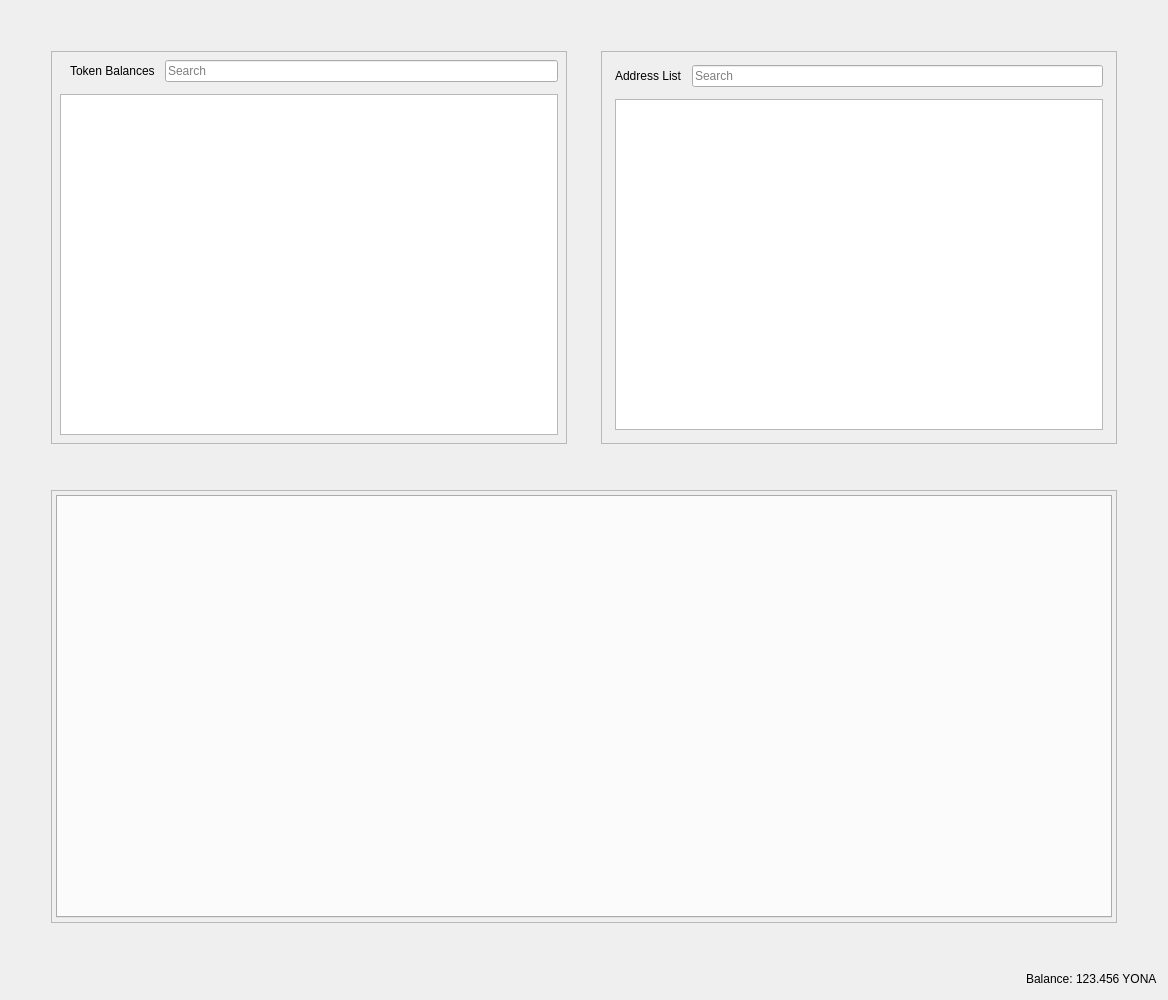
The window that src/qt/forms/restrictedtokensdialog.ui (PaladeumBlockchain/Paladeum) describes before a commit, drawn with Qt 5.
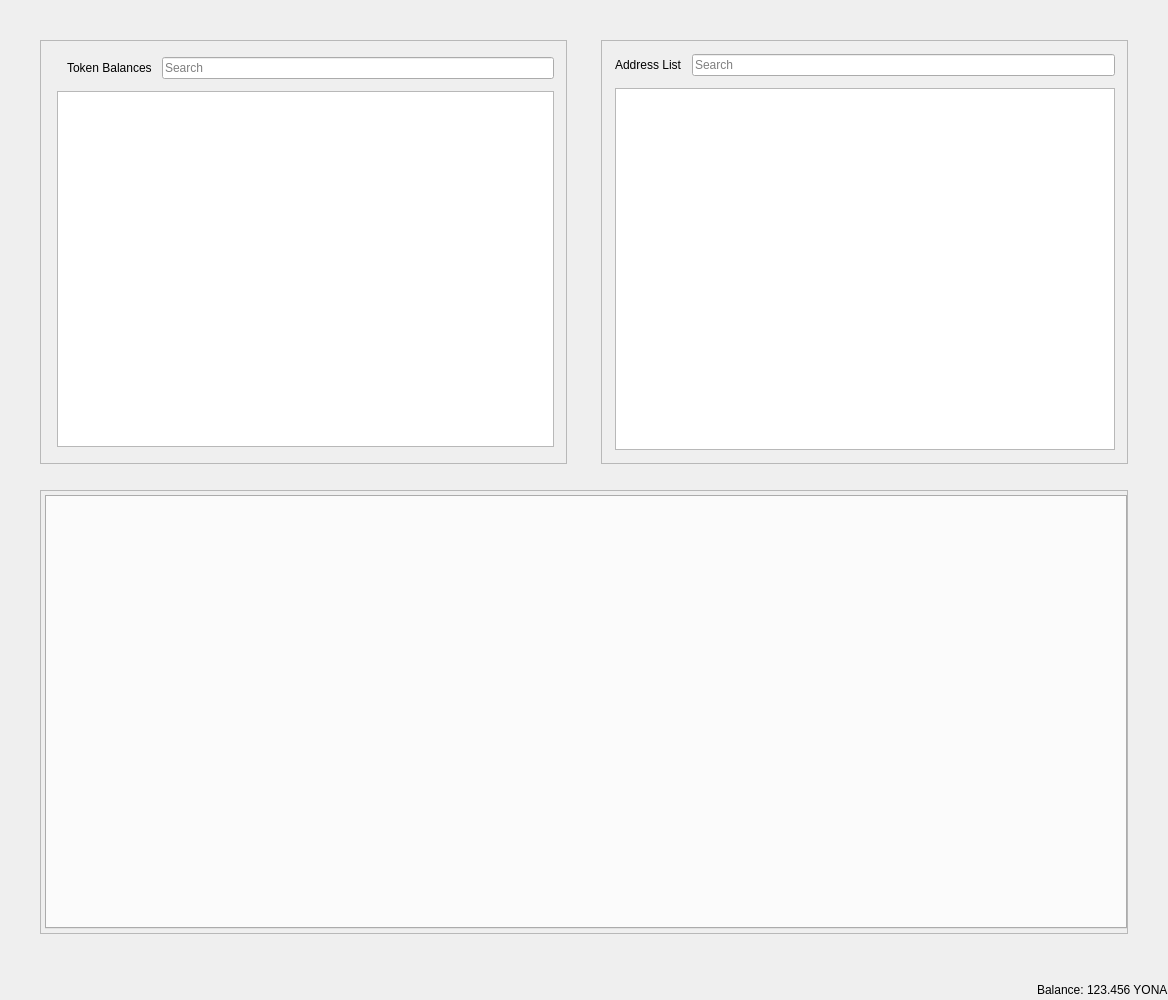
The same window after the commit.

What changed in the file:
```diff
--- a/src/qt/forms/restrictedtokensdialog.ui
+++ b/src/qt/forms/restrictedtokensdialog.ui
@@ -14,6 +14,18 @@
    <string>Send Coins</string>
   </property>
   <layout class="QVBoxLayout" name="verticalLayout">
+   <property name="leftMargin">
+    <number>0</number>
+   </property>
+   <property name="topMargin">
+    <number>0</number>
+   </property>
+   <property name="rightMargin">
+    <number>0</number>
+   </property>
+   <property name="bottomMargin">
+    <number>0</number>
+   </property>
    <item>
     <layout class="QHBoxLayout" name="horizontalLayout">
      <property name="spacing">
@@ -29,7 +41,7 @@
       <number>40</number>
      </property>
      <property name="bottomMargin">
-      <number>40</number>
+      <number>20</number>
      </property>
      <item>
       <widget class="QFrame" name="frameTokenBalance">
@@ -44,16 +56,16 @@
          <number>12</number>
         </property>
         <property name="leftMargin">
-         <number>4</number>
+         <number>12</number>
         </property>
         <property name="topMargin">
-         <number>4</number>
+         <number>12</number>
         </property>
         <property name="rightMargin">
-         <number>4</number>
+         <number>8</number>
         </property>
         <property name="bottomMargin">
-         <number>4</number>
+         <number>12</number>
         </property>
         <item>
          <layout class="QVBoxLayout" name="verticalLayout_4">
@@ -116,6 +128,9 @@
         <property name="spacing">
          <number>12</number>
         </property>
+        <property name="rightMargin">
+         <number>8</number>
+        </property>
         <item>
          <layout class="QVBoxLayout" name="verticalLayout_9">
           <property name="spacing">
@@ -212,7 +227,7 @@
          <number>4</number>
         </property>
         <property name="rightMargin">
-         <number>4</number>
+         <number>0</number>
         </property>
         <property name="bottomMargin">
          <number>4</number>
```
